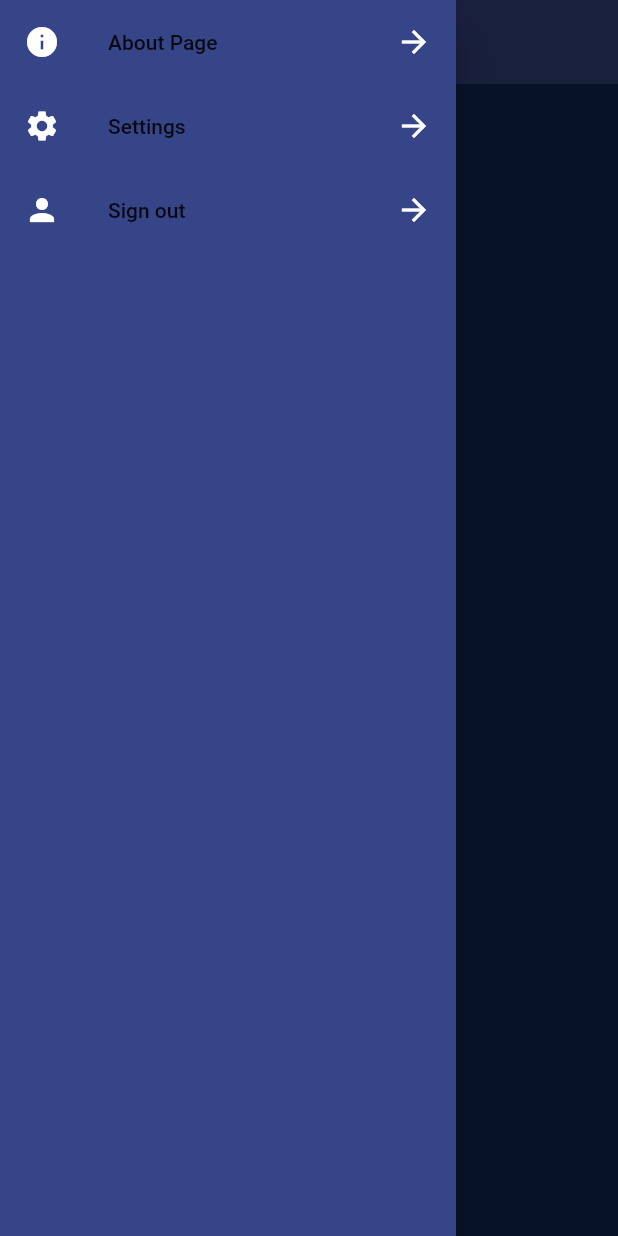
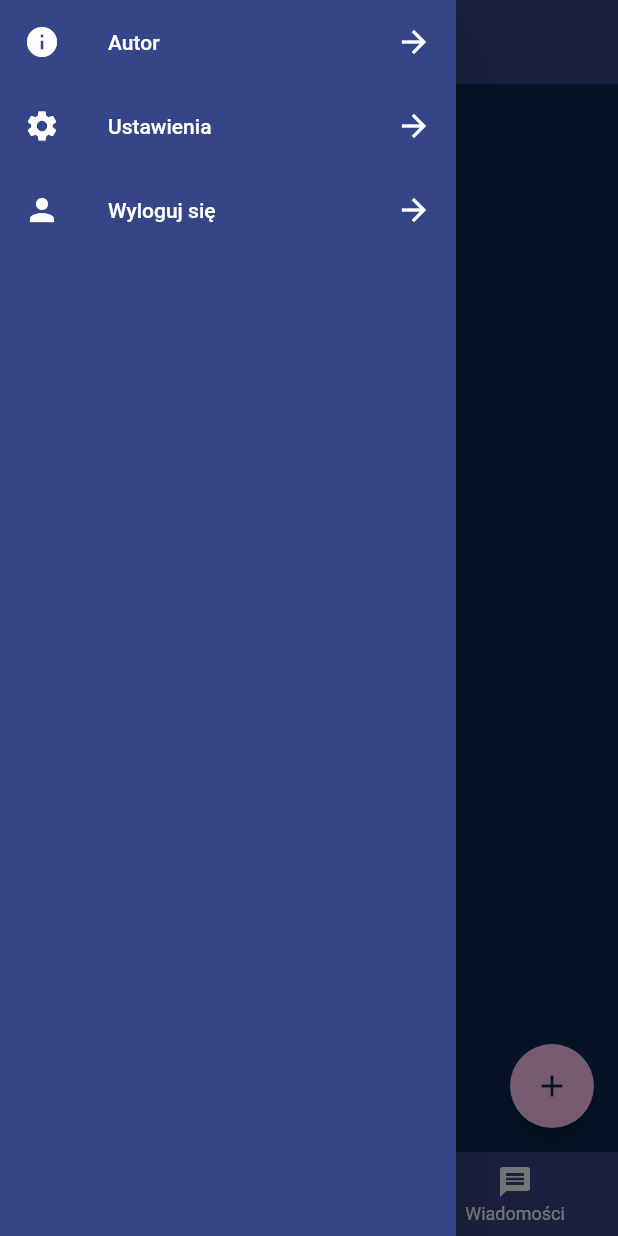
Before and after one commit to marcin62/SplitCost, a Flutter app: the screen it shows once a user with an empty profile is signed in, with the side drawer open, on a phone screen of 412 x 824 dp. Run offline on Flutter 3.47's test engine with Material 2 defaults, Android fonts, the light colour scheme and no system bars; our stand-ins replace cloud_firestore, firebase_auth, firebase_core, flutter_spinkit; accounts and stored records are empty.

Commit message:
Bottom navigation bar and floating action button added

```diff
--- /dev/null
+++ b/lib/screens/groups/groupsview.dart
@@ -0,0 +1,27 @@
+import 'package:flutter/material.dart';
+import 'package:splitcost/style/colors.dart';
+
+class GroupsView extends StatefulWidget {
+  @override
+  _GroupsViewState createState() => _GroupsViewState();
+}
+
+class _GroupsViewState extends State<GroupsView> {
+  @override
+  Widget build(BuildContext context) {
+    return Scaffold(
+      backgroundColor: MyColors.color1,
+      body: Container(
+        child: Text('Tu będą grupy'),
+      ),
+      floatingActionButton: FloatingActionButton(
+        onPressed: () {
+          // Add your onPressed code here!
+        },
+        splashColor: MyColors.color4,
+        child: Icon(Icons.add,color: MyColors.color1,),
+        backgroundColor: MyColors.color5,
+      ),
+    );
+  }
+}
--- a/lib/screens/home/drawer.dart
+++ b/lib/screens/home/drawer.dart
@@ -21,7 +21,7 @@ class DrawerWidget extends StatelessWidget {
                   Icons.info,
                   color: Colors.white,
                 ),
-                title: new Text('About Page'),
+                title: new Text('Autor',style: TextStyle(color: MyColors.white),),
                 onTap: () {
                   // Navigator.push(
                   //   context,
@@ -40,7 +40,7 @@ class DrawerWidget extends StatelessWidget {
                   Icons.settings,
                   color: Colors.white,
                 ),
-                title: new Text('Settings'),
+                title: new Text('Ustawienia',style: TextStyle(color: MyColors.white)),
                 onTap: () {
                   // Navigator.push(
                   //   context,
@@ -59,7 +59,7 @@ class DrawerWidget extends StatelessWidget {
                   Icons.person,
                   color: Colors.white,
                 ),
-                title: new Text('Sign out'),
+                title: new Text('Wyloguj się',style: TextStyle(color: MyColors.white)),
                 onTap: () async {
                   await auth.signOut();
                 },
--- a/lib/screens/home/home.dart
+++ b/lib/screens/home/home.dart
@@ -1,12 +1,33 @@
 import 'package:flutter/material.dart';
+import 'package:splitcost/screens/groups/groupsview.dart';
+import 'package:splitcost/screens/notifications/notifications.dart';
+import 'package:splitcost/screens/users/users.dart';
 import 'package:splitcost/services/auth.dart';
 import 'package:splitcost/style/colors.dart';
 
 import 'drawer.dart';
 
-class Home extends StatelessWidget {
+class Home extends StatefulWidget{
+  @override
+  _HomeState createState() => _HomeState();
+}
+
+class _HomeState extends State<Home> {
 
   final AuthService _auth = AuthService();
+  int _selectedIndex = 0;
+
+  void _onItemTapped(int index) {
+    setState(() {
+      _selectedIndex = index;
+    });
+  }
+
+  Widget _selectScreen(BuildContext context){
+    if(_selectedIndex == 0) return GroupsView();
+    if(_selectedIndex == 2) return Users();
+    return Notifications();
+  }
 
   @override
   Widget build(BuildContext context) {
@@ -19,6 +40,31 @@ class Home extends StatelessWidget {
       elevation: 0.0,
       ),
       drawer: new DrawerWidget(auth: _auth),
+      body: Container(
+        height: double.infinity,
+        width: double.infinity,
+        child: _selectScreen(context),
+        ),
+      bottomNavigationBar: BottomNavigationBar(
+        items: <BottomNavigationBarItem>[
+          BottomNavigationBarItem(
+            icon: Icon(Icons.home,),
+            label: 'Grupy',
+          ),
+          BottomNavigationBarItem(
+            icon: Icon(Icons.person,),
+            label: 'Dłużności',
+          ),
+          BottomNavigationBarItem(
+            icon: Icon(Icons.message,),
+            label: 'Wiadomości',
+          ),
+        ],
+        currentIndex: _selectedIndex,
+        selectedItemColor: MyColors.color4,
+        unselectedItemColor: MyColors.white,
+        onTap: _onItemTapped,
+    ),
     );
   }
 }
```
Also changed, not shown: lib/screens/notifications/notifications.dart (added, +15 -0 lines), lib/screens/users/users.dart (added, +15 -0 lines).
